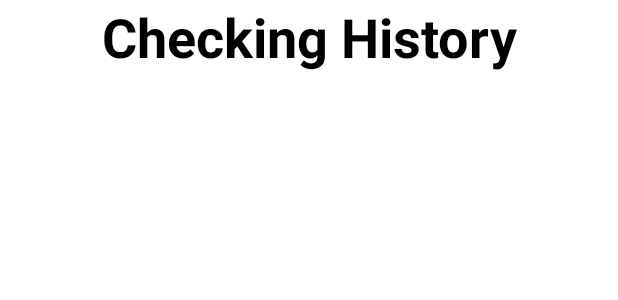
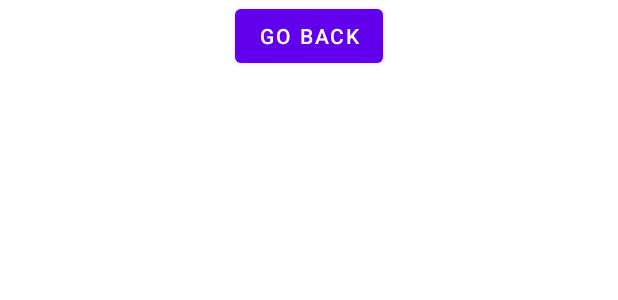
Before and after one commit to Linus319/TheValleyBankApp, an Android app: the layout activity_checking_transactions.xml on its own in the app's theme, with its tools: preview values and no code run, on a phone screen of 412 x 824 dp. Shown: the top 300 px of the screen. Run offline under Robolectric (Android 15) with nearby library versions, the phone set to English and light mode, and no system bars.

Commit message:
cleaning up checking transactions

```diff
--- a/app/src/main/res/layout/activity_checking_transactions.xml
+++ b/app/src/main/res/layout/activity_checking_transactions.xml
@@ -1,23 +1,24 @@
 <?xml version="1.0" encoding="utf-8"?>
-<androidx.constraintlayout.widget.ConstraintLayout xmlns:android="http://schemas.android.com/apk/res/android"
+<LinearLayout xmlns:android="http://schemas.android.com/apk/res/android"
     xmlns:app="http://schemas.android.com/apk/res-auto"
     xmlns:tools="http://schemas.android.com/tools"
-    android:id="@+id/linearLayout"
     android:layout_width="match_parent"
-    android:layout_height="wrap_content">
+    android:layout_height="match_parent"
+    android:orientation="vertical">
 
-    <TextView
-        android:id="@+id/chHistoryTitle"
-        android:layout_width="0dp"
+    <androidx.recyclerview.widget.RecyclerView
+        android:id="@+id/recyclerView"
+        android:layout_width="match_parent"
+        android:layout_height="wrap_content">
+
+    </androidx.recyclerview.widget.RecyclerView>
+
+    <Button
+        android:id="@+id/chTransGoBackButton"
+        android:layout_width="wrap_content"
         android:layout_height="wrap_content"
-        android:text="Checking History"
-        android:textAlignment="center"
-        android:textColor="@color/black"
-        android:textSize="36sp"
-        android:textStyle="bold"
-        app:layout_constraintEnd_toEndOf="parent"
-        app:layout_constraintStart_toStartOf="parent"
-        app:layout_constraintTop_toTopOf="parent"
-        app:layout_constraintVertical_chainStyle="packed" />
+        android:layout_gravity="center_horizontal"
+        android:text="Go Back"
+        android:textAlignment="center" />
 
-</androidx.constraintlayout.widget.ConstraintLayout>
+</LinearLayout>
--- a/build.gradle
+++ b/build.gradle
@@ -1,5 +1,5 @@
 // Top-level build file where you can add configuration options common to all sub-projects/modules.
 plugins {
-    id 'com.android.application' version '7.3.1' apply false
-    id 'com.android.library' version '7.3.1' apply false
+    id 'com.android.application' version '7.4.2' apply false
+    id 'com.android.library' version '7.4.2' apply false
 }
```
Also changed, not shown: app/src/main/java/com/example/thevalleybankapp/CheckingTransactionActivity.java (+20 -11 lines).
